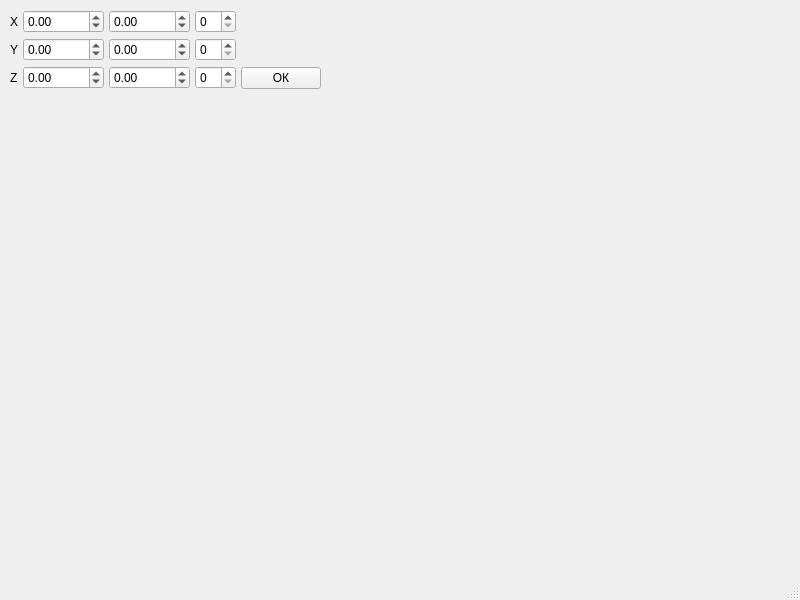
SweetRollxd/magnetic-survey, file design/main.ui: the form before one commit.
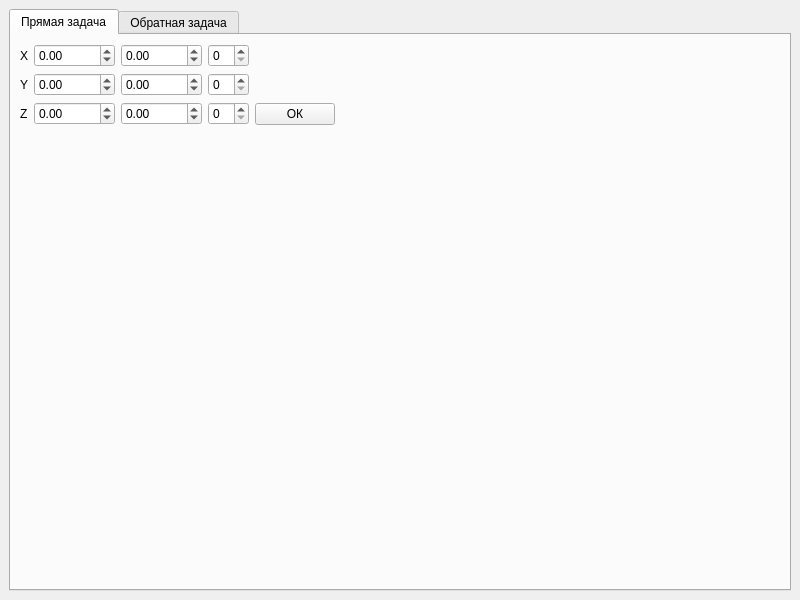
The form after the commit.

Patch:
```diff
--- a/design/main.ui
+++ b/design/main.ui
@@ -15,21 +15,16 @@
   </property>
   <widget class="QWidget" name="centralwidget">
    <layout class="QVBoxLayout" name="verticalLayout_2">
-    <property name="spacing">
-     <number>5</number>
-    </property>
-    <property name="leftMargin">
-     <number>10</number>
-    </property>
-    <property name="topMargin">
-     <number>10</number>
-    </property>
-    <property name="rightMargin">
-     <number>10</number>
-    </property>
-    <property name="bottomMargin">
-     <number>10</number>
-    </property>
+    <item>
+     <widget class="QTabWidget" name="tabWidget">
+      <property name="currentIndex">
+       <number>0</number>
+      </property>
+      <widget class="QWidget" name="tab">
+       <attribute name="title">
+        <string>Прямая задача</string>
+       </attribute>
+       <layout class="QVBoxLayout" name="verticalLayout_7">
     <item>
      <layout class="QHBoxLayout" name="horizontalLayout_2">
       <item>
@@ -199,6 +194,15 @@
     </item>
    </layout>
   </widget>
+      <widget class="QWidget" name="tab_2">
+       <attribute name="title">
+        <string>Обратная задача</string>
+       </attribute>
+      </widget>
+     </widget>
+    </item>
+   </layout>
+  </widget>
   <widget class="QMenuBar" name="menubar">
    <property name="geometry">
     <rect>
@@ -209,7 +213,6 @@
     </rect>
    </property>
   </widget>
-  <widget class="QStatusBar" name="statusbar"/>
  </widget>
  <resources/>
  <connections/>
```
Lines whose indentation alone changed are shown as unchanged.
